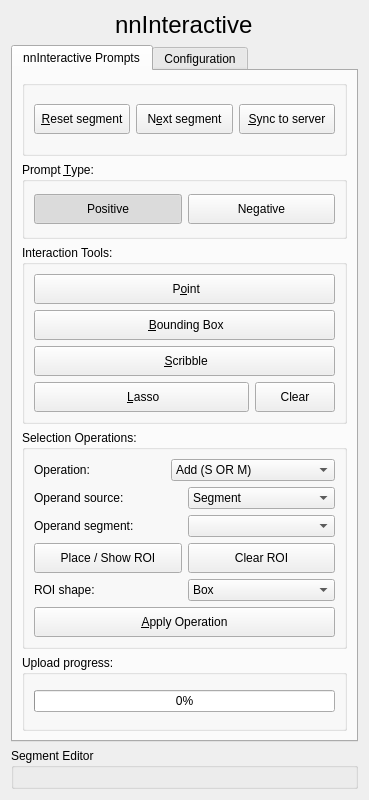
Qt form slicer_plugin/SlicerNNInteractive/Resources/UI/SlicerNNInteractive.ui (coendevente/SlicerNNInteractive) before a commit.
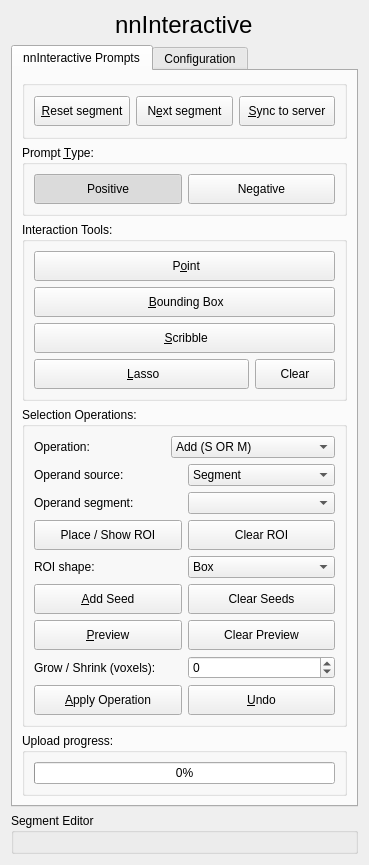
The same form after that commit. Custom widgets are drawn as their Qt base class.

Commit message: Add Magic wand operand + Selection Operations Undo

```diff
--- a/slicer_plugin/SlicerNNInteractive/Resources/UI/SlicerNNInteractive.ui
+++ b/slicer_plugin/SlicerNNInteractive/Resources/UI/SlicerNNInteractive.ui
@@ -475,21 +475,158 @@
              </widget>
             </item>
             <item>
-             <widget class="QPushButton" name="pbApplySelectionOp">
-              <property name="minimumSize">
-               <size>
-                <width>0</width>
-                <height>30</height>
-               </size>
-              </property>
-              <property name="toolTip">
-               <string>Apply the boolean operation to the current segment and sync to server.</string>
-              </property>
-              <property name="text">
-               <string>&amp;Apply Operation</string>
-              </property>
+             <widget class="QWidget" name="operandMagicWandContainer" native="true">
+              <layout class="QVBoxLayout" name="verticalLayout_selops_wand">
+               <property name="leftMargin">
+                <number>0</number>
+               </property>
+               <property name="topMargin">
+                <number>0</number>
+               </property>
+               <property name="rightMargin">
+                <number>0</number>
+               </property>
+               <property name="bottomMargin">
+                <number>0</number>
+               </property>
+               <item>
+                <layout class="QHBoxLayout" name="horizontalLayout_selops_wand_seeds">
+                 <item>
+                  <widget class="QPushButton" name="pbPlaceWandSeed">
+                   <property name="minimumSize">
+                    <size>
+                     <width>0</width>
+                     <height>30</height>
+                    </size>
+                   </property>
+                   <property name="toolTip">
+                    <string>Click in any view to add a magic wand seed; multiple seeds combine.</string>
+                   </property>
+                   <property name="text">
+                    <string>&amp;Add Seed</string>
+                   </property>
+                  </widget>
+                 </item>
+                 <item>
+                  <widget class="QPushButton" name="pbClearWandSeed">
+                   <property name="minimumSize">
+                    <size>
+                     <width>0</width>
+                     <height>30</height>
+                    </size>
+                   </property>
+                   <property name="toolTip">
+                    <string>Remove all magic wand seeds.</string>
+                   </property>
+                   <property name="text">
+                    <string>Clear Seeds</string>
+                   </property>
+                  </widget>
+                 </item>
+                </layout>
+               </item>
+               <item>
+                <layout class="QHBoxLayout" name="horizontalLayout_selops_wand_preview">
+                 <item>
+                  <widget class="QPushButton" name="pbPreviewWand">
+                   <property name="minimumSize">
+                    <size>
+                     <width>0</width>
+                     <height>30</height>
+                    </size>
+                   </property>
+                   <property name="toolTip">
+                    <string>Run nnInteractive on the current seeds and preview the operand mask before Apply.</string>
+                   </property>
+                   <property name="text">
+                    <string>&amp;Preview</string>
+                   </property>
+                  </widget>
+                 </item>
+                 <item>
+                  <widget class="QPushButton" name="pbClearPreviewWand">
+                   <property name="minimumSize">
+                    <size>
+                     <width>0</width>
+                     <height>30</height>
+                    </size>
+                   </property>
+                   <property name="toolTip">
+                    <string>Hide the magic wand preview overlay; seeds are kept.</string>
+                   </property>
+                   <property name="text">
+                    <string>Clear Preview</string>
+                   </property>
+                  </widget>
+                 </item>
+                </layout>
+               </item>
+               <item>
+                <layout class="QHBoxLayout" name="horizontalLayout_selops_wand_grow">
+                 <item>
+                  <widget class="QLabel" name="lblGrowShrinkWand">
+                   <property name="text">
+                    <string>Grow / Shrink (voxels):</string>
+                   </property>
+                  </widget>
+                 </item>
+                 <item>
+                  <widget class="QSpinBox" name="sbGrowShrinkWand">
+                   <property name="toolTip">
+                    <string>Morphological dilate (positive) or erode (negative) of the AI mask, in voxels.</string>
+                   </property>
+                   <property name="minimum">
+                    <number>-20</number>
+                   </property>
+                   <property name="maximum">
+                    <number>20</number>
+                   </property>
+                   <property name="value">
+                    <number>0</number>
+                   </property>
+                  </widget>
+                 </item>
+                </layout>
+               </item>
+              </layout>
              </widget>
             </item>
+            <item>
+             <layout class="QHBoxLayout" name="horizontalLayout_selops_actions">
+              <item>
+               <widget class="QPushButton" name="pbApplySelectionOp">
+                <property name="minimumSize">
+                 <size>
+                  <width>0</width>
+                  <height>30</height>
+                 </size>
+                </property>
+                <property name="toolTip">
+                 <string>Apply the boolean operation to the current segment and sync to server.</string>
+                </property>
+                <property name="text">
+                 <string>&amp;Apply Operation</string>
+                </property>
+               </widget>
+              </item>
+              <item>
+               <widget class="QPushButton" name="pbUndoSelectionOp">
+                <property name="minimumSize">
+                 <size>
+                  <width>0</width>
+                  <height>30</height>
+                 </size>
+                </property>
+                <property name="toolTip">
+                 <string>Undo the last segment edit made by this panel (or any Segment Editor effect).</string>
+                </property>
+                <property name="text">
+                 <string>&amp;Undo</string>
+                </property>
+               </widget>
+              </item>
+             </layout>
+            </item>
            </layout>
           </widget>
          </item>
```
Left out of the diff: 5 changed lines with no effect on the pictures. The commit also changes 2 other files.
